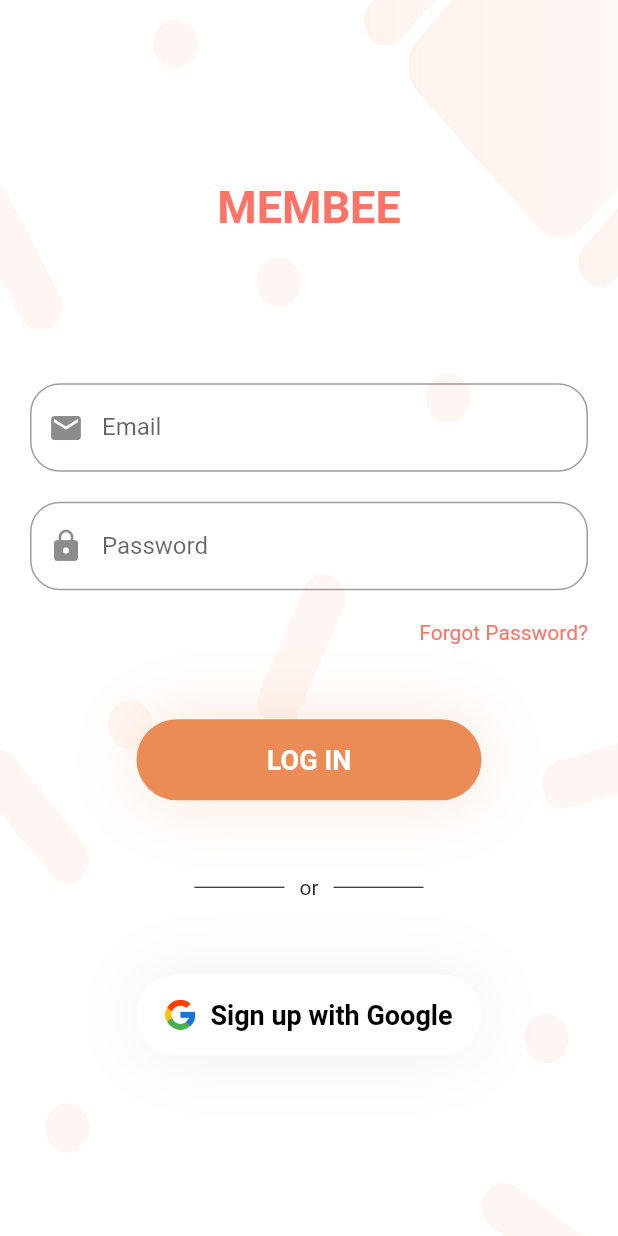
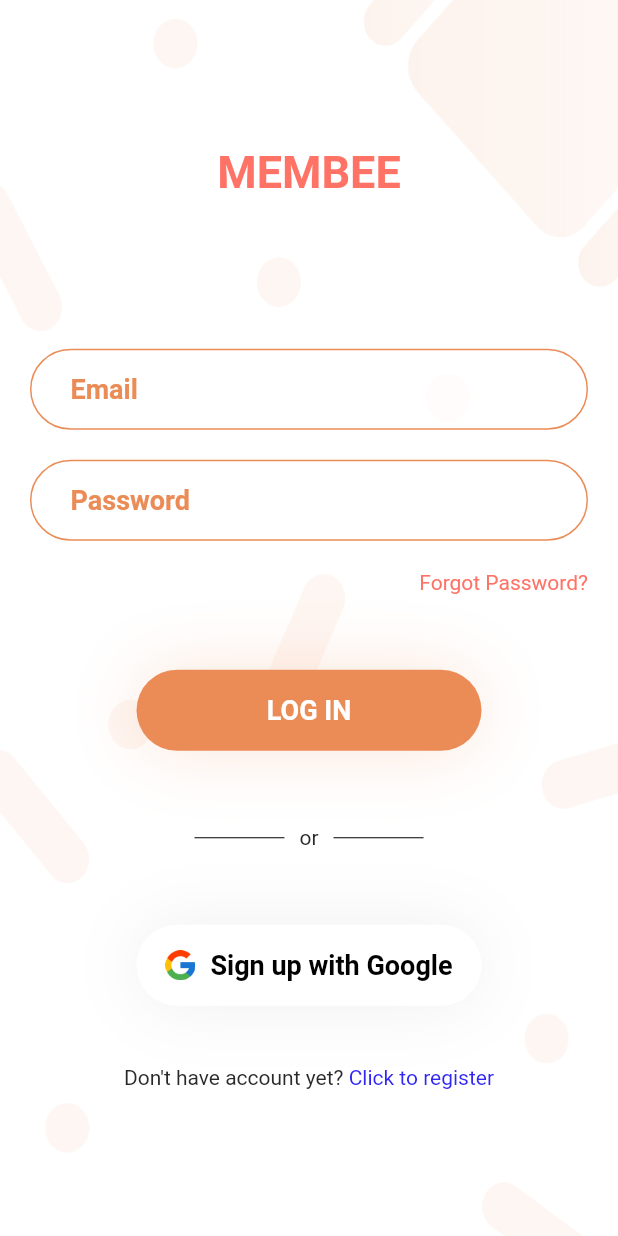
Before and after one commit to IvanTanaka/Flutter-Mobile-Booking_System, a Flutter app: the screen it shows after launch, on a phone screen of 412 x 824 dp. Run offline on Flutter 3.47's test engine with Material 2 defaults, Android fonts, the phone set to English and light mode, and no system bars; our stand-ins replace connectivity, dio, flutter_datetime_picker, flutter_masked_text, flutter_money_formatter, font_awesome_flutter and 4 more; missing offline and left inert: catcher, clipboard_manager, extended_text; network calls fail.

Commit message:
finishing login page view

```diff
--- a/lib/ui/views/registration/login_view.dart
+++ b/lib/ui/views/registration/login_view.dart
@@ -4,6 +4,7 @@ import 'package:member_apps/core/viewmodels/views/registration/login_view_model.
 import 'package:member_apps/service_locator.dart';
 import 'package:member_apps/ui/shared_colors.dart';
 import 'package:member_apps/ui/widgets/shared_button.dart';
+import 'package:member_apps/ui/widgets/shared_text_form_field.dart';
 
 import '../../../router.dart';
 
@@ -76,6 +77,11 @@ class _LoginViewState extends State<LoginView> {
               Container(
                 child: _buildGoogleSignInButton(viewModel),
               ),
+              Container(
+                child: _buildRegisterButton(),
+                margin: EdgeInsets.only(top: 40),
+                alignment: AlignmentDirectional.bottomCenter,
+              )
             ],
           ),
         )
@@ -158,23 +164,11 @@ class _LoginViewState extends State<LoginView> {
     return Container(
       margin: EdgeInsets.only(left: 20, right: 20, top: 20, bottom: 20),
       child: Container(
-        child: TextFormField(
+        child: SharedTextFormField(
           validator: (String value) {
             return viewModel.validateEmail(value);
           },
-          cursorColor: SharedColors.primaryColor,
-          decoration: InputDecoration(
-            labelText: "Email",
-            border:
-                OutlineInputBorder(borderRadius: BorderRadius.circular(20.0)),
-            prefixIcon: Icon(
-              Icons.email,
-//              color:  SharedColors.primaryColor,
-            ),
-            labelStyle: TextStyle(
-//              color:  SharedColors.primaryColor,
-                ),
-          ),
+          hintText: "Email",
         ),
       ),
     );
@@ -184,24 +178,11 @@ class _LoginViewState extends State<LoginView> {
     return Container(
       margin: EdgeInsets.only(left: 20, right: 20),
       child: Container(
-        child: TextFormField(
+        child: SharedTextFormField(
           validator: (String value) {
             return viewModel.validatePassword(value);
           },
-          obscureText: true,
-          cursorColor: SharedColors.primaryColor,
-          decoration: InputDecoration(
-            labelText: "Password",
-            border:
-                OutlineInputBorder(borderRadius: BorderRadius.circular(20.0)),
-            prefixIcon: Icon(
-              Icons.lock,
-//              color:  SharedColors.primaryColor,
-            ),
-            labelStyle: TextStyle(
-//              color:  SharedColors.primaryColor,
-                ),
-          ),
+          hintText: "Password",
         ),
       ),
     );
@@ -293,4 +274,5 @@ class _LoginViewState extends State<LoginView> {
           },
         ));
   }
+
 }
```
